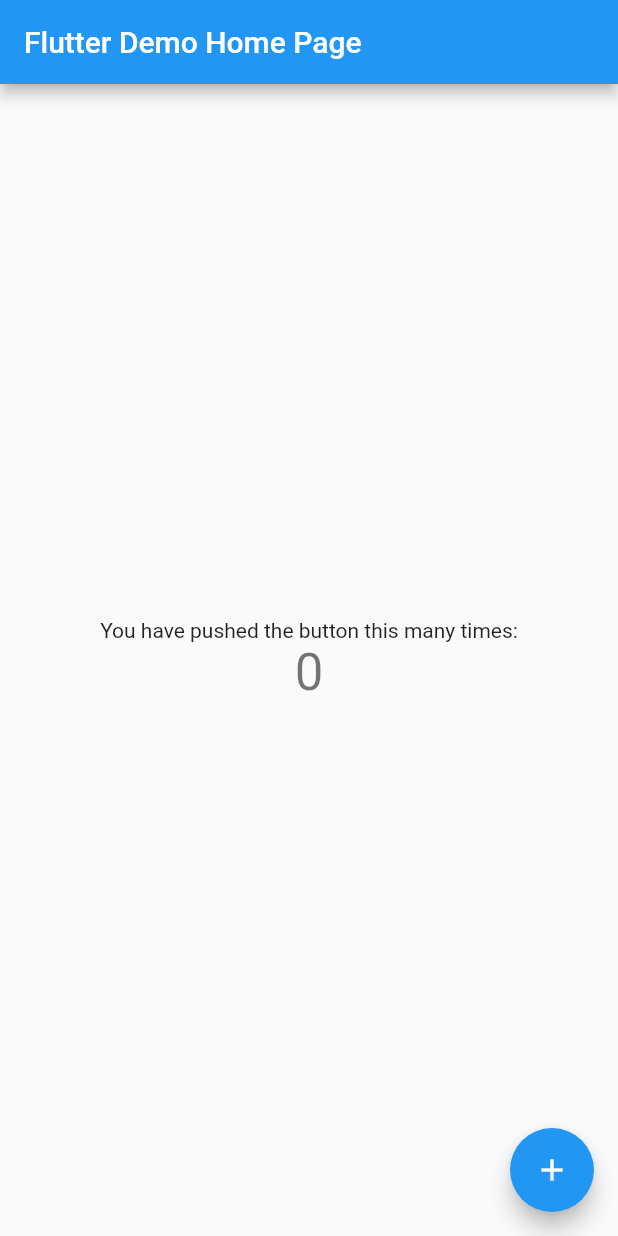
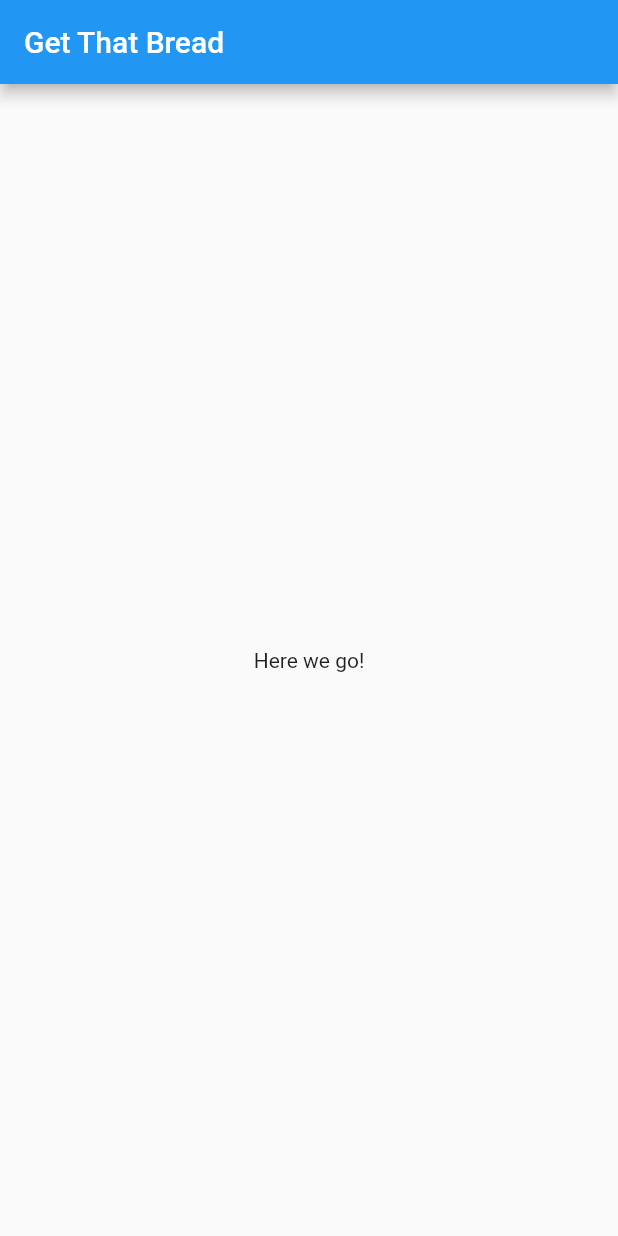
Before and after one commit to big-wisdom/get_that_bread, a Flutter app: the screen it shows after launch, on a phone screen of 412 x 824 dp. Run offline on Flutter 3.47's test engine with Material 2 defaults, Android fonts, the phone set to English and light mode, and no system bars.

Commit message:
gutted, ready to start

```diff
--- a/lib/main.dart
+++ b/lib/main.dart
@@ -1,117 +1,31 @@
 import 'package:flutter/material.dart';
 
 void main() {
-  runApp(MyApp());
+  runApp(GetThatBread());
 }
 
-class MyApp extends StatelessWidget {
-  // This widget is the root of your application.
+class GetThatBread extends StatelessWidget {
   @override
   Widget build(BuildContext context) {
     return MaterialApp(
-      title: 'Flutter Demo',
+      title: 'Get That Bread',
       theme: ThemeData(
-        // This is the theme of your application.
-        //
-        // Try running your application with "flutter run". You'll see the
-        // application has a blue toolbar. Then, without quitting the app, try
-        // changing the primarySwatch below to Colors.green and then invoke
-        // "hot reload" (press "r" in the console where you ran "flutter run",
-        // or simply save your changes to "hot reload" in a Flutter IDE).
-        // Notice that the counter didn't reset back to zero; the application
-        // is not restarted.
         primarySwatch: Colors.blue,
-        // This makes the visual density adapt to the platform that you run
-        // the app on. For desktop platforms, the controls will be smaller and
-        // closer together (more dense) than on mobile platforms.
         visualDensity: VisualDensity.adaptivePlatformDensity,
       ),
-      home: MyHomePage(title: 'Flutter Demo Home Page'),
+      home: Home(),
     );
   }
 }
 
-class MyHomePage extends StatefulWidget {
-  MyHomePage({Key key, this.title}) : super(key: key);
-
-  // This widget is the home page of your application. It is stateful, meaning
-  // that it has a State object (defined below) that contains fields that affect
-  // how it looks.
-
-  // This class is the configuration for the state. It holds the values (in this
-  // case the title) provided by the parent (in this case the App widget) and
-  // used by the build method of the State. Fields in a Widget subclass are
-  // always marked "final".
-
-  final String title;
-
-  @override
-  _MyHomePageState createState() => _MyHomePageState();
-}
-
-class _MyHomePageState extends State<MyHomePage> {
-  int _counter = 0;
-
-  void _incrementCounter() {
-    setState(() {
-      // This call to setState tells the Flutter framework that something has
-      // changed in this State, which causes it to rerun the build method below
-      // so that the display can reflect the updated values. If we changed
-      // _counter without calling setState(), then the build method would not be
-      // called again, and so nothing would appear to happen.
-      _counter++;
-    });
-  }
-
+class Home extends StatelessWidget {
   @override
   Widget build(BuildContext context) {
-    // This method is rerun every time setState is called, for instance as done
-    // by the _incrementCounter method above.
-    //
-    // The Flutter framework has been optimized to make rerunning build methods
-    // fast, so that you can just rebuild anything that needs updating rather
-    // than having to individually change instances of widgets.
     return Scaffold(
       appBar: AppBar(
-        // Here we take the value from the MyHomePage object that was created by
-        // the App.build method, and use it to set our appbar title.
-        title: Text(widget.title),
+        title: Text("Get That Bread"),
       ),
-      body: Center(
-        // Center is a layout widget. It takes a single child and positions it
-        // in the middle of the parent.
-        child: Column(
-          // Column is also a layout widget. It takes a list of children and
-          // arranges them vertically. By default, it sizes itself to fit its
-          // children horizontally, and tries to be as tall as its parent.
-          //
-          // Invoke "debug painting" (press "p" in the console, choose the
-          // "Toggle Debug Paint" action from the Flutter Inspector in Android
-          // Studio, or the "Toggle Debug Paint" command in Visual Studio Code)
-          // to see the wireframe for each widget.
-          //
-          // Column has various properties to control how it sizes itself and
-          // how it positions its children. Here we use mainAxisAlignment to
-          // center the children vertically; the main axis here is the vertical
-          // axis because Columns are vertical (the cross axis would be
-          // horizontal).
-          mainAxisAlignment: MainAxisAlignment.center,
-          children: <Widget>[
-            Text(
-              'You have pushed the button this many times:',
-            ),
-            Text(
-              '$_counter',
-              style: Theme.of(context).textTheme.headline4,
-            ),
-          ],
-        ),
-      ),
-      floatingActionButton: FloatingActionButton(
-        onPressed: _incrementCounter,
-        tooltip: 'Increment',
-        child: Icon(Icons.add),
-      ), // This trailing comma makes auto-formatting nicer for build methods.
+      body: Center(child: Text("Here we go!")),
     );
   }
 }
```
Also changed, not shown: 1 other file.
